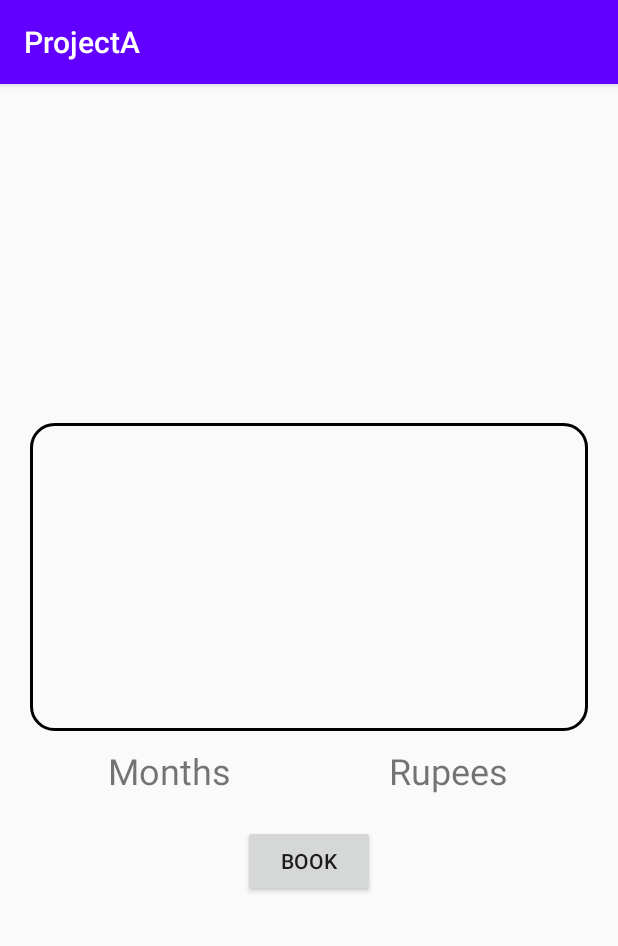
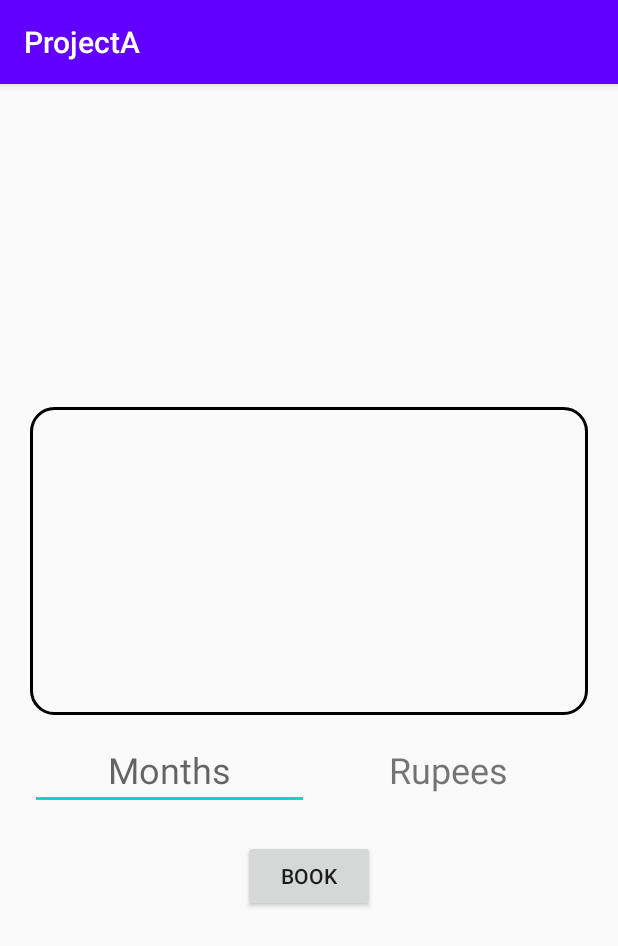
Before and after one commit to Rajatkumar1462/ProjectA, an Android app: the BookActivity screen opened directly, with no data from a screen before it, after a tap on "BOOK", on a phone screen of 412 x 824 dp. Shown: the top 946 px of the screen. Run offline under Robolectric (Android 15) with nearby library versions, the phone set to English and light mode, and no system bars; libraries missing offline, so code that uses them is left out: com.razorpay; 4 statements that could not run were skipped.

Commit message:
Dummy Part Done

```diff
--- a/app/build.gradle
+++ b/app/build.gradle
@@ -22,6 +22,9 @@ android {
         }
     }
 }
+repositories {
+    mavenCentral()
+}
 
 dependencies {
     implementation fileTree(dir: "libs", include: ["*.jar"])
@@ -30,6 +33,7 @@ dependencies {
     implementation 'com.google.firebase:firebase-auth:20.0.1'
     implementation 'com.google.firebase:firebase-database:19.6.0'
     implementation 'com.google.android.material:material:1.3.0'
+    implementation 'com.razorpay:checkout:1.6.6'
     testImplementation 'junit:junit:4.12'
     androidTestImplementation 'androidx.test.ext:junit:1.1.2'
     androidTestImplementation 'androidx.test.espresso:espresso-core:3.3.0'
--- a/app/src/main/java/com/rajat/projecta/BookActivity.java
+++ b/app/src/main/java/com/rajat/projecta/BookActivity.java
@@ -2,21 +2,35 @@ package com.rajat.projecta;
 
 import android.content.Intent;
 import android.os.Bundle;
+import android.text.Editable;
+import android.text.TextWatcher;
 import android.view.View;
 import android.widget.Button;
+import android.widget.EditText;
 import android.widget.ImageView;
 import android.widget.TextView;
 import android.widget.Toast;
 
+import androidx.appcompat.app.AlertDialog;
 import androidx.appcompat.app.AppCompatActivity;
 
-public class BookActivity extends AppCompatActivity {
+import com.razorpay.Checkout;
+import com.razorpay.PaymentResultListener;
+
+import org.json.JSONException;
+import org.json.JSONObject;
+
+public class BookActivity extends AppCompatActivity implements PaymentResultListener {
 
     ImageView Image;
     TextView Bookname;
     TextView BookRating;
     TextView BookInfo;
+    EditText Duration;
+    TextView textAmount;
     Button bookbtn;
+
+    int payableamount=0;
 
     String title;
     String rating;
@@ -30,18 +44,70 @@ public class BookActivity extends AppCompatActivity {
         BookRating = findViewById(R.id.BookRating);
         BookInfo = findViewById(R.id.BookInfo);
         bookbtn = findViewById(R.id.bookbtn);
-
+        Duration = findViewById(R.id.BookDuration);
+        textAmount = findViewById(R.id.BookRupees);
         Intent intent = getIntent();
 
         Bookname.setText(intent.getStringExtra("title"));
         BookRating.setText(intent.getStringExtra("rating"));
         BookInfo.setText(intent.getStringExtra("info"));
         Image.setImageResource(intent.getIntExtra("profile",0));
+
+        Duration.addTextChangedListener(new TextWatcher() {
+            @Override
+            public void beforeTextChanged(CharSequence s, int start, int count, int after) {
+
+            }
+            @Override
+            public void onTextChanged(CharSequence s, int start, int before, int count) {
+
+            }
+            @Override
+            public void afterTextChanged(Editable s) {
+                int convertamount = Math.round(Integer.parseInt(String.valueOf(s))*100);
+                payableamount =  convertamount*100;
+                textAmount.setText(Integer.toString(convertamount));
+            }
+        });
+
         bookbtn.setOnClickListener(new View.OnClickListener() {
             @Override
             public void onClick(View v) {
-                Toast.makeText(com.rajat.projecta.BookActivity.this,"Booked...",Toast.LENGTH_SHORT).show();
+                Checkout checkout = new Checkout();
+                checkout.setKeyID("rzp_test_61LYX5ykJnED2w");
+                checkout.setImage(R.drawable.razorpay);
+                JSONObject object = new JSONObject();
+                try{
+                    object.put("abc","my payment");
+                    object.put("description","Test Payment");
+                    object.put("theme.color","#0093DD");
+                    object.put("currency","INR");
+                    object.put("amount",payableamount);
+                    object.put("prefill.contact","9090909999");
+                    object.put("prefill.email","crixbazz@rzp.com");
+                    checkout.open(BookActivity.this,object);
+
+                }catch (JSONException e){
+                    e.printStackTrace();
+                }
+
             }
         });
     }
+
+    @Override
+    public void onPaymentSuccess(String s) {
+        AlertDialog.Builder builder = new AlertDialog.Builder(this);
+
+        builder.setTitle("Payment ID");
+
+        builder.setMessage(s);
+
+        builder.show();
+    }
+
+    @Override
+    public void onPaymentError(int i, String s) {
+        Toast.makeText(getApplicationContext(),s,Toast.LENGTH_SHORT).show();
+    }
 }
--- a/app/src/main/res/layout/activity_book.xml
+++ b/app/src/main/res/layout/activity_book.xml
@@ -75,13 +75,14 @@
         android:layout_marginBottom="10dp"
         android:layout_marginLeft="20dp"
         android:layout_marginRight="20dp">
-        <TextView
+
+        <EditText
             android:id="@+id/BookDuration"
             android:layout_width="0dp"
             android:layout_weight="1"
             android:layout_height="wrap_content"
             android:gravity="center_horizontal"
-            android:text="Months"
+            android:hint="Months"
             android:textSize="24sp"
             />
         <TextView
--- a/app/src/main/res/layout/activity_categorylist.xml
+++ b/app/src/main/res/layout/activity_categorylist.xml
@@ -26,6 +26,7 @@
             android:paddingRight="15dp"
             android:text="User"
             android:textSize="18sp"
+            android:textColor="@color/white"
             android:background="@drawable/bg_classic"/>
     </RelativeLayout>
 
```
Also changed, not shown: app/src/main/java/com/rajat/projecta/Fragment/HomeFragment.java (+37 -13 lines), app/src/main/res/layout/fragment_account.xml (+6 -6 lines), app/src/main/res/layout/service_provider_list_layout2.xml (+48 -35 lines), app/src/main/res/drawable/driver.png (deleted), app/src/main/res/drawable/gardner.png (deleted), app/src/main/res/drawable/maid.png (deleted), app/src/main/res/drawable/profile_user.png (deleted).
